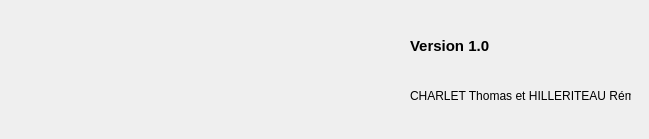
Qt form QtProject/apropos.ui (ThomChar/QTProjectCpp) before a commit.
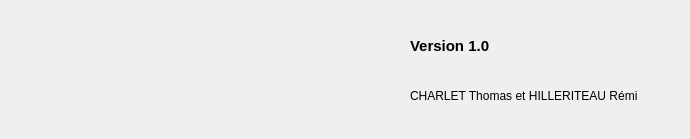
The same form after that commit. Icons and pictures are not drawn.

What changed in the file:
```diff
--- a/QtProject/apropos.ui
+++ b/QtProject/apropos.ui
@@ -6,7 +6,7 @@
    <rect>
     <x>0</x>
     <y>0</y>
-    <width>649</width>
+    <width>690</width>
     <height>139</height>
    </rect>
   </property>
@@ -57,7 +57,7 @@
     <rect>
      <x>410</x>
      <y>70</y>
-     <width>221</width>
+     <width>281</width>
      <height>51</height>
     </rect>
    </property>
```
